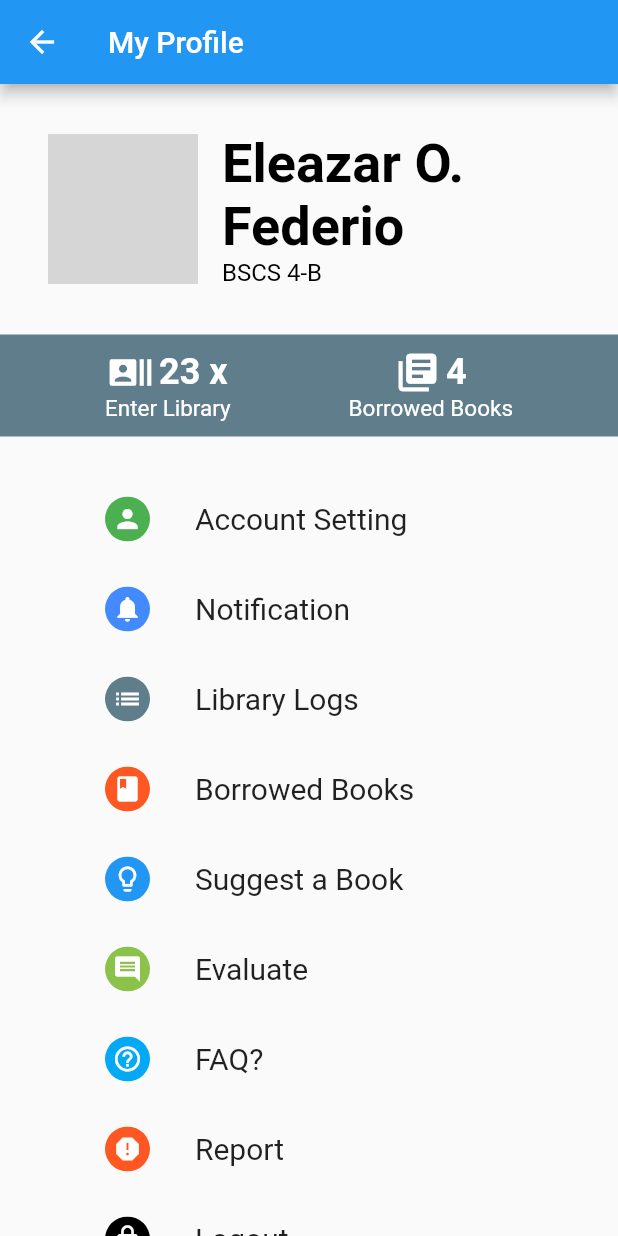
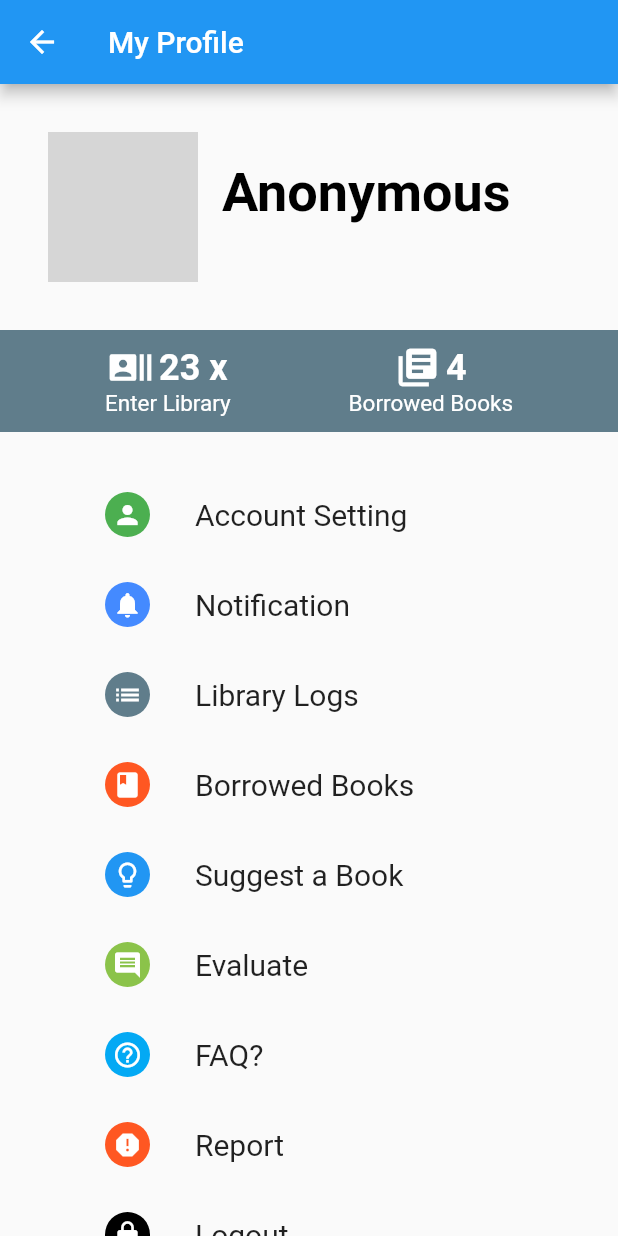
Before and after one commit to EleaFederio/SilidAklatanMobile, a Flutter app: the AccountPage screen opened directly, on a phone screen of 412 x 824 dp. Run offline on Flutter 3.47's test engine with Material 2 defaults, Android fonts, the phone set to English and light mode, and no system bars; our stand-ins replace shared_preferences; accounts and stored records are empty; network calls fail; grey boxes are pictures that could not be loaded.

Commit message:
Session Stored

```diff
--- a/lib/AccountPage.dart
+++ b/lib/AccountPage.dart
@@ -1,22 +1,51 @@
+import 'dart:convert';
+
 import 'package:flutter/cupertino.dart';
 import 'package:flutter/material.dart';
+import 'package:shared_preferences/shared_preferences.dart';
 import 'package:silid_aklatan_mobile/account_setting.dart';
 import 'package:silid_aklatan_mobile/borrowed_books.dart';
 import 'package:silid_aklatan_mobile/evaluate.dart';
 import 'package:silid_aklatan_mobile/faq.dart';
 import 'package:silid_aklatan_mobile/library_logs.dart';
-import 'package:silid_aklatan_mobile/login.dart';
 import 'package:silid_aklatan_mobile/notification.dart';
 import 'package:silid_aklatan_mobile/register.dart';
 import 'package:silid_aklatan_mobile/report.dart';
 import 'package:silid_aklatan_mobile/suggest_book.dart';
+import 'package:silid_aklatan_mobile/api/ShareData.dart';
 
 class AccountPage extends StatefulWidget {
+
   @override
   _AccountPageState createState() => _AccountPageState();
 }
 
 class _AccountPageState extends State<AccountPage> {
+
+  var studentData;
+  int _currentIndex = 0;
+
+  @override
+  void initState() {
+    _getUserInfo();
+    super.initState();
+  }
+
+  _getUserInfo() async {
+    SharedPreferences localStorage = await SharedPreferences.getInstance();
+    var studentJson = localStorage.getString('student');
+    var student = json.decode(studentJson);
+    setState(() {
+      studentData = student;
+    });
+  }
+
+  @override
+  void setState(fn) {
+    print(" ++++++++======= ${getStudentInfo()}");
+    super.setState(fn);
+  }
+
   @override
   Widget build(BuildContext context) {
     return Scaffold(
@@ -45,10 +74,10 @@ class _AccountPageState extends State<AccountPage> {
                   child: Column(
                     crossAxisAlignment: CrossAxisAlignment.start,
                     children: <Widget>[
-                      Text("Eleazar O. Federio", style: TextStyle(color: Colors.black, fontFamily: "Roboto",
+                      Text(studentData!= null ? "${studentData['firstname']} ${studentData['lastname']}" : "Anonymous", style: TextStyle(color: Colors.black, fontFamily: "Roboto",
                           fontSize: 36, fontWeight: FontWeight.w700
                       ),),
-                      Text("BSCS 4-B", style: TextStyle(color: Colors.black, fontFamily: "Roboto",
+                      Text(studentData!= null ? "${studentData['course']} ${studentData['year']}" : "", style: TextStyle(color: Colors.black, fontFamily: "Roboto",
                           fontSize: 16, fontWeight: FontWeight.w400
                       ),),
                     ],
--- a/lib/HomePage.dart
+++ b/lib/HomePage.dart
@@ -19,7 +19,7 @@ class _HomePageState extends State<HomePage> {
 
   Future<List<Books>> _getBooks() async {
     print('to read url');
-    var data = await http.get("http://192.168.43.115:8000/api/books");
+    var data = await http.get("http://192.168.254.102:8000/api/books");
     print('Nabasa na ang url');
     var jsonData = json.decode(data.body);
     print("++++++++++++++++++++ ${jsonData} ++++++++++++++++++++++");
@@ -122,7 +122,7 @@ class _HomePageState extends State<HomePage> {
                       dense: true,
                       contentPadding: EdgeInsets.only(top: 10.0, bottom: 10.0, left: 20.0, right: 20.0),
 
-                      leading: Image(image: NetworkImage(snapshot.data[index].image_url != null ? "http://192.168.43.115:8000/images/" + snapshot.data[index].image_url : "http://192.168.43.115:8000/images/nobookcover.jpg"),),
+                      leading: Image(image: NetworkImage(snapshot.data[index].image_url != null ? "http://192.168.254.102:8000/images/" + snapshot.data[index].image_url : "http://192.168.254.102:8000/images/nobookcover.jpg"),),
                       title: Column(
                         children: <Widget>[
                           Align(
--- a/lib/api/api.dart
+++ b/lib/api/api.dart
@@ -3,7 +3,7 @@ import 'dart:convert';
 import 'package:http/http.dart' as http;
 
 class CallApi{
-  final String _url = 'http://192.168.43.115:8000/api/';
+  final String _url = 'http://192.168.254.102:8000/api/';
 
   postData(data, apiUrl) async {
     var fullUrl = _url + apiUrl;
--- a/pubspec.yaml
+++ b/pubspec.yaml
@@ -21,6 +21,7 @@ dependencies:
   flutter:
     sdk: flutter
   http: ^0.12.0+4
+  shared_preferences: ^0.5.6+3
 
   # The following adds the Cupertino Icons font to your application.
   # Use with the CupertinoIcons class for iOS style icons.
```
Also changed, not shown: lib/api/ShareData.dart (added, +29 -0 lines), lib/main.dart (+29 -0 lines), lib/register.dart (+18 -1 lines), pubspec.lock, 1 other file.
